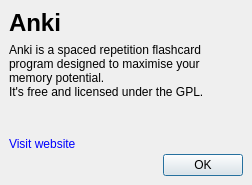
ludiosarchive/anki, file designer/about.ui: the form before one commit.
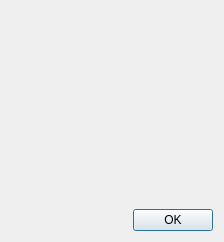
The form after the commit. Icons and pictures are not drawn.

Commit message: Import repackaged anki 0.9.6

Diff of the .ui file:
```diff
--- a/designer/about.ui
+++ b/designer/about.ui
@@ -5,67 +5,24 @@
    <rect>
     <x>0</x>
     <y>0</y>
-    <width>252</width>
-    <height>185</height>
+    <width>224</width>
+    <height>242</height>
    </rect>
   </property>
+  <property name="sizePolicy" >
+   <sizepolicy vsizetype="Minimum" hsizetype="Preferred" >
+    <horstretch>0</horstretch>
+    <verstretch>0</verstretch>
+   </sizepolicy>
+  </property>
   <property name="windowTitle" >
    <string>About Anki</string>
   </property>
   <layout class="QVBoxLayout" >
-   <property name="margin" >
-    <number>9</number>
-   </property>
-   <property name="spacing" >
-    <number>6</number>
-   </property>
-   <item>
-    <layout class="QHBoxLayout" >
-     <property name="margin" >
-      <number>0</number>
-     </property>
-     <property name="spacing" >
-      <number>12</number>
-     </property>
-     <item>
-      <widget class="QLabel" name="label_3" >
-       <property name="sizePolicy" >
-        <sizepolicy>
-         <hsizetype>0</hsizetype>
-         <vsizetype>5</vsizetype>
-         <horstretch>0</horstretch>
-         <verstretch>0</verstretch>
-        </sizepolicy>
-       </property>
-       <property name="text" >
-        <string>&lt;h1>Anki&lt;/h1></string>
-       </property>
-      </widget>
-     </item>
-     <item>
-      <widget class="QLabel" name="label_2" >
-       <property name="sizePolicy" >
-        <sizepolicy>
-         <hsizetype>5</hsizetype>
-         <vsizetype>5</vsizetype>
-         <horstretch>0</horstretch>
-         <verstretch>0</verstretch>
-        </sizepolicy>
-       </property>
-       <property name="text" >
-        <string/>
-       </property>
-       <property name="pixmap" >
-        <pixmap resource="../icons.qrc" >:/icons/anki.png</pixmap>
-       </property>
-      </widget>
-     </item>
-    </layout>
-   </item>
    <item>
     <widget class="QLabel" name="label" >
      <property name="text" >
-      <string>&lt;span>Anki is a spaced repetition flashcard program designed to maximise your memory potential.&lt;p/>It's free and licensed under the GPL.&lt;p/>&lt;a href="http://ichi2.net/anki/">Visit website&lt;/a>&lt;/span></string>
+      <string/>
      </property>
      <property name="alignment" >
       <set>Qt::AlignLeading|Qt::AlignLeft|Qt::AlignTop</set>
```
The commit also changes 101 other files.
